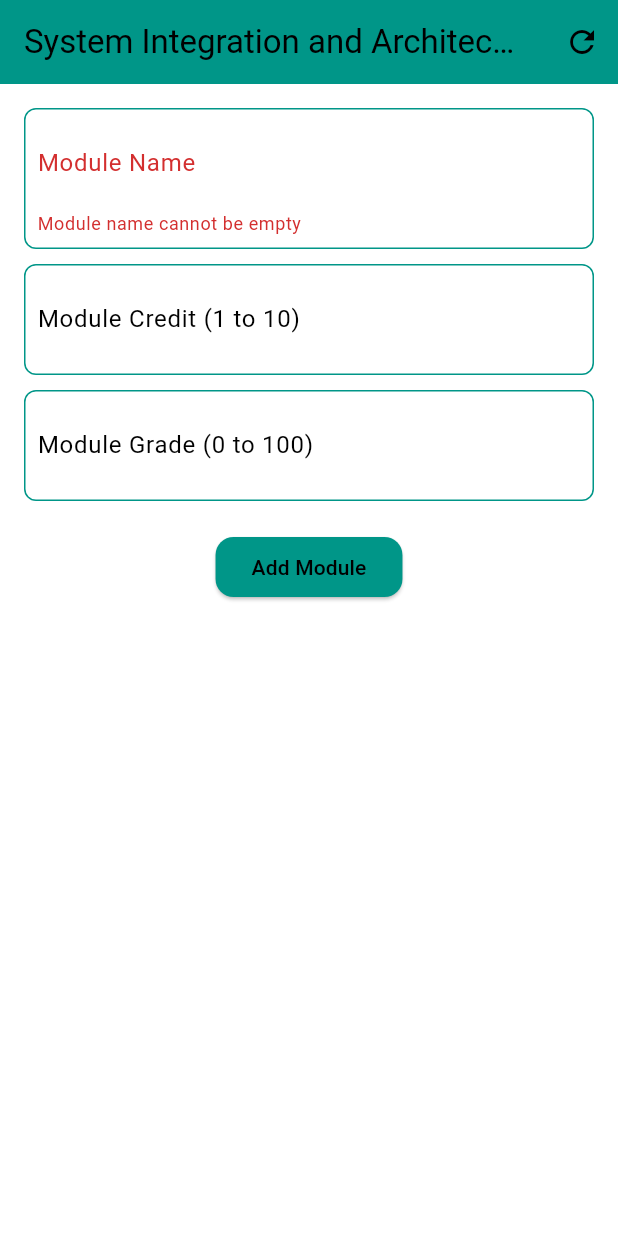
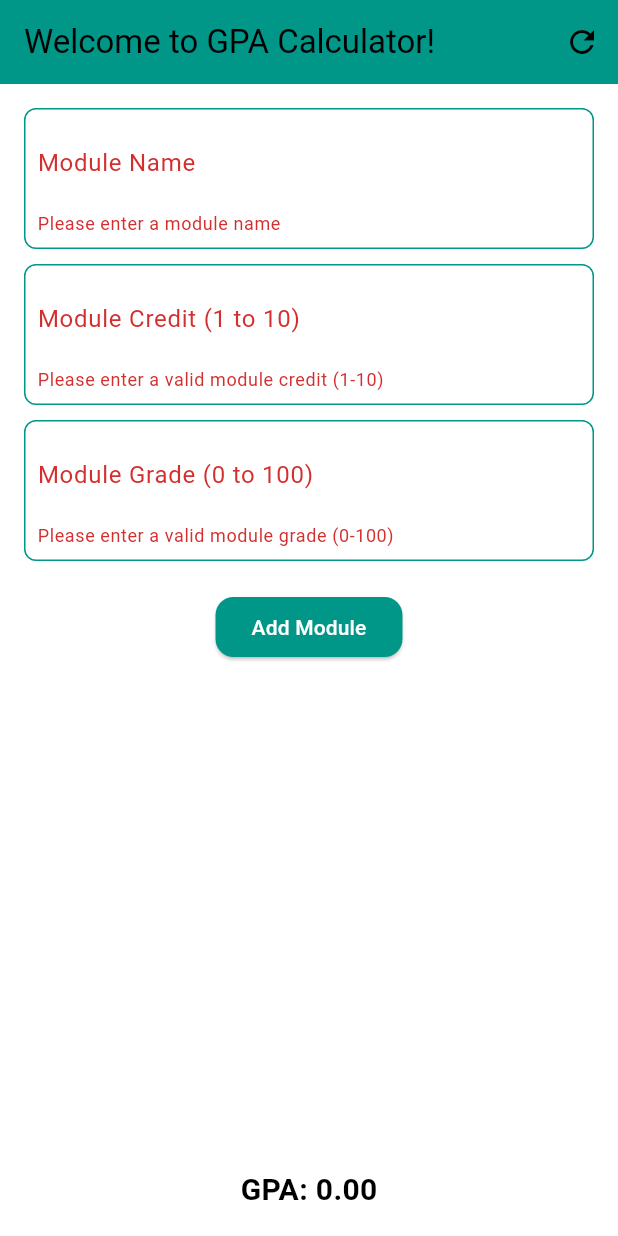
Before and after one commit to Monabdali/it-is-gpa-claculator, a Flutter app: the screen it shows after launch, after a tap on "Add Module", on a phone screen of 412 x 824 dp. Run offline on Flutter 3.47's test engine with Material 3 defaults, Android fonts, the phone set to English and light mode, and no system bars.

Commit message:
Updated GPA calculator code

```diff
--- a/lib/main.dart
+++ b/lib/main.dart
@@ -5,6 +5,8 @@ void main() {
 }
 
 class GPACalculatorApp extends StatelessWidget {
+  const GPACalculatorApp({super.key});
+
   @override
   Widget build(BuildContext context) {
     return MaterialApp(
@@ -22,6 +24,8 @@ class GPACalculatorApp extends StatelessWidget {
 }
 
 class GPACalculator extends StatefulWidget {
+  const GPACalculator({super.key});
+
   @override
   _GPACalculatorState createState() => _GPACalculatorState();
 }
@@ -34,10 +38,6 @@ class _GPACalculatorState extends State<GPACalculator> {
 
   double totalCredits = 0;
   double totalGradePoints = 0;
-
-  String moduleNameError = '';
-  String moduleCreditError = '';
-  String moduleGradeError = '';
 
   double convertGradeToPoint(double grade) {
     if (grade >= 95 && grade <= 100) {
@@ -66,43 +66,67 @@ class _GPACalculatorState extends State<GPACalculator> {
     double? moduleCredit = double.tryParse(moduleCreditController.text);
     double? moduleGrade = double.tryParse(moduleGradeController.text);
 
+    if (moduleCredit == null || moduleGrade == null || moduleName.isEmpty) {
+      // Show error for missing inputs
       setState(() {
-      moduleNameError = '';
-      moduleCreditError = '';
-      moduleGradeError = '';
-    });
-
         if (moduleName.isEmpty) {
-      setState(() {
-        moduleNameError = 'Module name cannot be empty';
+          moduleNameError = 'Please enter a module name';
+        }
+        if (moduleCredit == null) {
+          moduleCreditError = 'Please enter a valid module credit (1-10)';
+        }
+        if (moduleGrade == null) {
+          moduleGradeError = 'Please enter a valid module grade (0-100)';
+        }
       });
       return;
     }
 
-    if (moduleCredit == null || moduleCredit < 1 || moduleCredit > 10) {
+    if (moduleCredit < 1 ||
+        moduleCredit > 10 ||
+        moduleGrade < 0 ||
+        moduleGrade > 100) {
+      // Show error for invalid inputs
       setState(() {
+        if (moduleCredit < 1 || moduleCredit > 10) {
           moduleCreditError = 'Credit must be between 1 and 10';
-      });
-      return;
         }
-
-    if (moduleGrade == null || moduleGrade < 0 || moduleGrade > 100) {
-      setState(() {
+        if (moduleGrade < 0 || moduleGrade > 100) {
           moduleGradeError = 'Grade must be between 0 and 100';
+        }
       });
       return;
     }
 
     if (totalCredits + moduleCredit > 18) {
+      // Show error if total credits exceed the limit
       showDialog(
         context: context,
         builder: (context) => AlertDialog(
-          title: Text('Credit Limit Exceeded'),
-          content: Text('You cannot exceed a total of 18 credits.'),
+          title: const Text('Credit Limit Exceeded'),
+          content: const Text('You cannot exceed a total of 18 credits.'),
           actions: [
             TextButton(
               onPressed: () => Navigator.pop(context),
-              child: Text('OK'),
+              child: const Text('OK'),
+            ),
+          ],
+        ),
+      );
+      return;
+    }
+
+    if (modules.length >= 10) {
+      // Show error if the module limit is reached
+      showDialog(
+        context: context,
+        builder: (context) => AlertDialog(
+          title: const Text('Module Limit Reached'),
+          content: const Text('You cannot add more than 10 modules.'),
+          actions: [
+            TextButton(
+              onPressed: () => Navigator.pop(context),
+              child: const Text('OK'),
             ),
           ],
         ),
@@ -127,6 +151,47 @@ class _GPACalculatorState extends State<GPACalculator> {
     moduleNameController.clear();
     moduleCreditController.clear();
     moduleGradeController.clear();
+    moduleNameError = null;
+    moduleCreditError = null;
+    moduleGradeError = null;
+
+    // add another module
+    _askForAnotherModule();
+  }
+
+  void _askForAnotherModule() {
+    final TextEditingController responseController = TextEditingController();
+
+    showDialog(
+      context: context,
+      builder: (context) => AlertDialog(
+        title: const Text('Add Another Module?'),
+        content: TextField(
+          controller: responseController,
+          decoration: const InputDecoration(
+            labelText: 'enter y for Yes, n for No',
+          ),
+        ),
+        actions: [
+          TextButton(
+            onPressed: () {
+              String response = responseController.text.trim().toLowerCase();
+              Navigator.pop(context);
+              _handleUserResponse(response);
+            },
+            child: const Text('Submit'),
+          ),
+        ],
+      ),
+    );
+  }
+
+  void _handleUserResponse(String response) {
+    if (response == 'y') {
+      // User wants to add another module
+    } else if (response == 'n') {
+      // Do nothing, the user chose not to add more modules
+    }
   }
 
   double calculateGPA() {
@@ -142,21 +207,25 @@ class _GPACalculatorState extends State<GPACalculator> {
       moduleNameController.clear();
       moduleCreditController.clear();
       moduleGradeController.clear();
-      moduleNameError = '';
-      moduleCreditError = '';
-      moduleGradeError = '';
+      moduleNameError = null;
+      moduleCreditError = null;
+      moduleGradeError = null;
     });
   }
+
+  String? moduleNameError;
+  String? moduleCreditError;
+  String? moduleGradeError;
 
   @override
   Widget build(BuildContext context) {
     return Scaffold(
       appBar: AppBar(
-        title: Text('System Integration and Architecture 2024'),
+        title: const Text('Welcome to GPA Calculator!'),
         backgroundColor: Colors.teal,
         actions: [
           IconButton(
-            icon: Icon(Icons.refresh),
+            icon: const Icon(Icons.refresh),
             onPressed: clearPage,
             tooltip: 'Clear All',
           ),
@@ -167,7 +236,7 @@ class _GPACalculatorState extends State<GPACalculator> {
         child: Column(
           children: [
             Container(
-              padding: EdgeInsets.all(8.0),
+              padding: const EdgeInsets.all(8.0),
               decoration: BoxDecoration(
                 color: Colors.white,
                 borderRadius: BorderRadius.circular(8.0),
@@ -178,13 +247,13 @@ class _GPACalculatorState extends State<GPACalculator> {
                 decoration: InputDecoration(
                   labelText: 'Module Name',
                   border: InputBorder.none,
-                  errorText: moduleNameError.isEmpty ? null : moduleNameError,
+                  errorText: moduleNameError,
                 ),
               ),
             ),
-            SizedBox(height: 10),
+            const SizedBox(height: 10),
             Container(
-              padding: EdgeInsets.all(8.0),
+              padding: const EdgeInsets.all(8.0),
               decoration: BoxDecoration(
                 color: Colors.white,
                 borderRadius: BorderRadius.circular(8.0),
@@ -195,15 +264,14 @@ class _GPACalculatorState extends State<GPACalculator> {
                 decoration: InputDecoration(
                   labelText: 'Module Credit (1 to 10)',
                   border: InputBorder.none,
-                  errorText:
-                      moduleCreditError.isEmpty ? null : moduleCreditError,
+                  errorText: moduleCreditError,
                 ),
                 keyboardType: TextInputType.number,
               ),
             ),
-            SizedBox(height: 10),
+            const SizedBox(height: 10),
             Container(
-              padding: EdgeInsets.all(8.0),
+              padding: const EdgeInsets.all(8.0),
               decoration: BoxDecoration(
                 color: Colors.white,
                 borderRadius: BorderRadius.circular(8.0),
@@ -214,24 +282,24 @@ class _GPACalculatorState extends State<GPACalculator> {
                 decoration: InputDecoration(
                   labelText: 'Module Grade (0 to 100)',
                   border: InputBorder.none,
-                  errorText: moduleGradeError.isEmpty ? null : moduleGradeError,
+                  errorText: moduleGradeError,
                 ),
                 keyboardType: TextInputType.number,
               ),
             ),
-            SizedBox(height: 20),
+            const SizedBox(height: 20),
             ElevatedButton(
               onPressed: addModule,
               style: ElevatedButton.styleFrom(
-                backgroundColor: Colors.teal, // Emerald green button
-                foregroundColor: Colors.black, // Black text color
+                backgroundColor: Colors.teal,
+                foregroundColor: Colors.white,
                 shape: RoundedRectangleBorder(
                   borderRadius: BorderRadius.circular(12.0),
                 ),
               ),
-              child: Text('Add Module'),
+              child: const Text('Add Module'),
             ),
-            SizedBox(height: 20),
+            const SizedBox(height: 20),
             Expanded(
               child: ListView.builder(
                 itemCount: modules.length,
@@ -240,16 +308,19 @@ class _GPACalculatorState extends State<GPACalculator> {
                   return ListTile(
                     title: Text('${module['name']}'),
                     subtitle: Text(
-                        'Credit: ${module['credit']}, Grade: ${module['grade']}'),
-                    trailing: Text('Point: ${module['point']}'),
+                        'Credits: ${module['credit']}, Grade: ${module['grade']}'),
+                    trailing: Text('Points: ${module['point']}'),
                   );
                 },
               ),
             ),
-            if (modules.isNotEmpty)
+            const SizedBox(height: 20),
             Text(
               'GPA: ${calculateGPA().toStringAsFixed(2)}',
-                style: TextStyle(fontSize: 18, fontWeight: FontWeight.bold),
+              style: const TextStyle(
+                fontSize: 20.0,
+                fontWeight: FontWeight.bold,
+              ),
             ),
           ],
         ),
```
Lines whose indentation alone changed are shown as unchanged.
